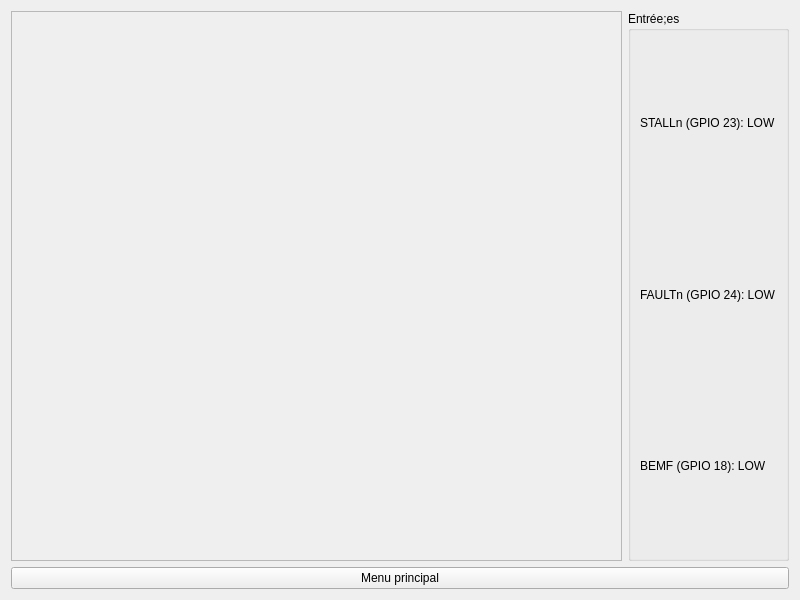
First picture: the form in TestGpio.ui, repository Eliasgnd/Eau-couper_by_AE, before the edit.
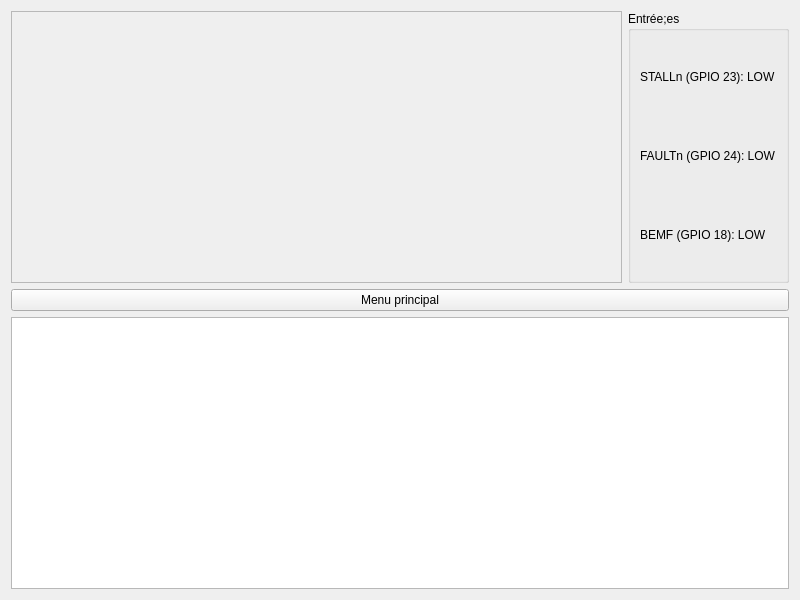
Second picture: the form after the edit.

Commit message: Add SPI logging signal and UI

What changed in the file:
```diff
--- a/TestGpio.ui
+++ b/TestGpio.ui
@@ -70,6 +70,13 @@
      </property>
     </widget>
    </item>
+    <item>
+     <widget class="QPlainTextEdit" name="spiLog">
+      <property name="readOnly">
+       <bool>true</bool>
+      </property>
+     </widget>
+    </item>
   </layout>
  </widget>
  <resources/>
```
Lines whose indentation alone changed are shown as unchanged. The commit also changes 4 other files.
